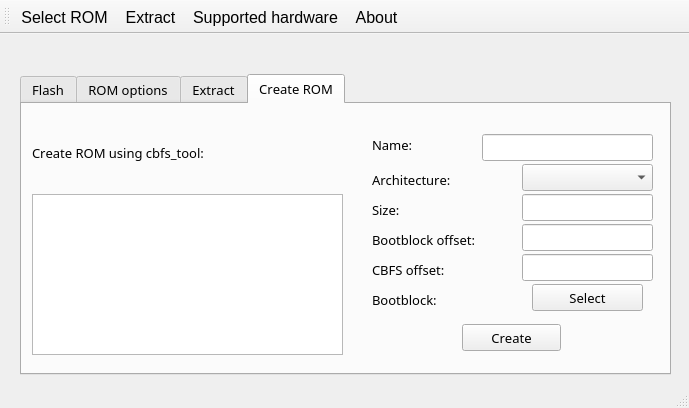
The window that mainwindow.ui (lukaszdmitrowski/coreboot_flashtool) describes before a commit, drawn with Qt 5.
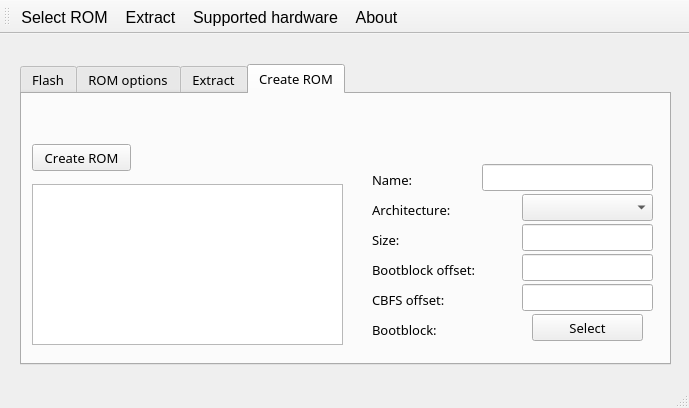
The same window after the commit. The open tabs and pages were chosen to show the change. Icons and pictures are not drawn.

Patch:
```diff
--- a/mainwindow.ui
+++ b/mainwindow.ui
@@ -47,7 +47,7 @@
     <property name="geometry">
      <rect>
       <x>20</x>
-      <y>40</y>
+      <y>30</y>
       <width>651</width>
       <height>301</height>
      </rect>
@@ -467,7 +467,7 @@
       <property name="geometry">
        <rect>
         <x>350</x>
-        <y>60</y>
+        <y>100</y>
         <width>101</width>
         <height>31</height>
        </rect>
@@ -480,7 +480,7 @@
       <property name="geometry">
        <rect>
         <x>350</x>
-        <y>120</y>
+        <y>160</y>
         <width>131</width>
         <height>31</height>
        </rect>
@@ -493,7 +493,7 @@
       <property name="geometry">
        <rect>
         <x>350</x>
-        <y>150</y>
+        <y>190</y>
         <width>101</width>
         <height>31</height>
        </rect>
@@ -506,7 +506,7 @@
       <property name="geometry">
        <rect>
         <x>350</x>
-        <y>180</y>
+        <y>220</y>
         <width>101</width>
         <height>31</height>
        </rect>
@@ -519,7 +519,7 @@
       <property name="geometry">
        <rect>
         <x>500</x>
-        <y>120</y>
+        <y>160</y>
         <width>131</width>
         <height>27</height>
        </rect>
@@ -529,7 +529,7 @@
       <property name="geometry">
        <rect>
         <x>500</x>
-        <y>150</y>
+        <y>190</y>
         <width>131</width>
         <height>27</height>
        </rect>
@@ -539,7 +539,7 @@
       <property name="geometry">
        <rect>
         <x>510</x>
-        <y>180</y>
+        <y>220</y>
         <width>111</width>
         <height>27</height>
        </rect>
@@ -552,7 +552,7 @@
       <property name="geometry">
        <rect>
         <x>500</x>
-        <y>60</y>
+        <y>100</y>
         <width>131</width>
         <height>27</height>
        </rect>
@@ -561,14 +561,14 @@
      <widget class="QPushButton" name="b_create_rom">
       <property name="geometry">
        <rect>
-        <x>440</x>
-        <y>220</y>
+        <x>10</x>
+        <y>50</y>
         <width>99</width>
         <height>27</height>
        </rect>
       </property>
       <property name="text">
-       <string>Create</string>
+       <string>Create ROM</string>
       </property>
      </widget>
      <widget class="QTextEdit" name="log_create_rom">
@@ -597,24 +597,11 @@
        <number>0</number>
       </property>
      </widget>
-     <widget class="QLabel" name="label_8">
-      <property name="geometry">
-       <rect>
-        <x>10</x>
-        <y>40</y>
-        <width>261</width>
-        <height>17</height>
-       </rect>
-      </property>
-      <property name="text">
-       <string>Create ROM using cbfs_tool:</string>
-      </property>
-     </widget>
      <widget class="QLabel" name="l_bootblack_name">
       <property name="geometry">
        <rect>
         <x>500</x>
-        <y>190</y>
+        <y>230</y>
         <width>131</width>
         <height>17</height>
        </rect>
@@ -627,9 +614,9 @@
       <property name="geometry">
        <rect>
         <x>350</x>
-        <y>30</y>
+        <y>70</y>
         <width>68</width>
-        <height>21</height>
+        <height>31</height>
        </rect>
       </property>
       <property name="text">
@@ -640,7 +627,7 @@
       <property name="geometry">
        <rect>
         <x>460</x>
-        <y>30</y>
+        <y>70</y>
         <width>171</width>
         <height>27</height>
        </rect>
@@ -650,7 +637,7 @@
       <property name="geometry">
        <rect>
         <x>350</x>
-        <y>90</y>
+        <y>130</y>
         <width>101</width>
         <height>31</height>
        </rect>
@@ -663,7 +650,7 @@
       <property name="geometry">
        <rect>
         <x>500</x>
-        <y>90</y>
+        <y>130</y>
         <width>131</width>
         <height>27</height>
        </rect>
```
Left out of the diff: 24 changed lines with no effect on the pictures.
